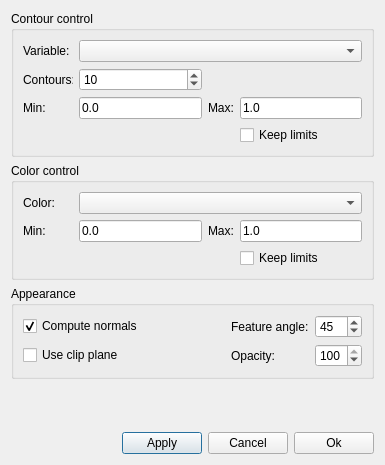
The window that ElmerGUI/vtkpost/isosurface.ui (tehnick/elmerfem) describes before a commit, drawn with Qt 5.
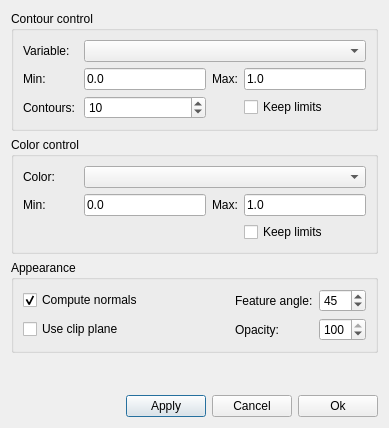
The same window after the commit. Icons and pictures are not drawn.

The edit to the form file:
```diff
--- a/ElmerGUI/vtkpost/isosurface.ui
+++ b/ElmerGUI/vtkpost/isosurface.ui
@@ -6,7 +6,7 @@
     <x>0</x>
     <y>0</y>
     <width>385</width>
-    <height>465</height>
+    <height>428</height>
    </rect>
   </property>
   <property name="windowTitle" >
@@ -25,7 +25,7 @@
          <widget class="QLabel" name="variableLabel" >
           <property name="minimumSize" >
            <size>
-            <width>50</width>
+            <width>55</width>
             <height>0</height>
            </size>
           </property>
@@ -61,10 +61,56 @@
       <item>
        <layout class="QGridLayout" >
         <item row="0" column="0" >
+         <widget class="QLabel" name="contoursMinLabel" >
+          <property name="text" >
+           <string>Min:</string>
+          </property>
+         </widget>
+        </item>
+        <item row="0" column="1" >
+         <widget class="QLineEdit" name="contoursMinEdit" >
+          <property name="maximumSize" >
+           <size>
+            <width>16777215</width>
+            <height>24</height>
+           </size>
+          </property>
+          <property name="text" >
+           <string>0.0</string>
+          </property>
+         </widget>
+        </item>
+        <item row="0" column="2" >
+         <widget class="QLabel" name="contoursMaxLabel" >
+          <property name="text" >
+           <string>Max:</string>
+          </property>
+         </widget>
+        </item>
+        <item row="0" column="3" >
+         <widget class="QLineEdit" name="contoursMaxEdit" >
+          <property name="maximumSize" >
+           <size>
+            <width>16777215</width>
+            <height>24</height>
+           </size>
+          </property>
+          <property name="text" >
+           <string>1.0</string>
+          </property>
+         </widget>
+        </item>
+        <item row="1" column="0" >
          <widget class="QLabel" name="contoursLabel" >
+          <property name="minimumSize" >
+           <size>
+            <width>55</width>
+            <height>0</height>
+           </size>
+          </property>
           <property name="maximumSize" >
            <size>
-            <width>50</width>
+            <width>16777215</width>
             <height>16777215</height>
            </size>
           </property>
@@ -73,7 +119,7 @@
           </property>
          </widget>
         </item>
-        <item row="0" column="1" >
+        <item row="1" column="1" >
          <widget class="QSpinBox" name="contoursSpin" >
           <property name="maximumSize" >
            <size>
@@ -92,47 +138,7 @@
           </property>
          </widget>
         </item>
-        <item row="1" column="0" >
-         <widget class="QLabel" name="contoursMinLabel" >
-          <property name="text" >
-           <string>Min:</string>
-          </property>
-         </widget>
-        </item>
-        <item row="1" column="1" >
-         <widget class="QLineEdit" name="contoursMinEdit" >
-          <property name="maximumSize" >
-           <size>
-            <width>16777215</width>
-            <height>24</height>
-           </size>
-          </property>
-          <property name="text" >
-           <string>0.0</string>
-          </property>
-         </widget>
-        </item>
-        <item row="1" column="2" >
-         <widget class="QLabel" name="contoursMaxLabel" >
-          <property name="text" >
-           <string>Max:</string>
-          </property>
-         </widget>
-        </item>
         <item row="1" column="3" >
-         <widget class="QLineEdit" name="contoursMaxEdit" >
-          <property name="maximumSize" >
-           <size>
-            <width>16777215</width>
-            <height>24</height>
-           </size>
-          </property>
-          <property name="text" >
-           <string>1.0</string>
-          </property>
-         </widget>
-        </item>
-        <item row="2" column="3" >
          <widget class="QCheckBox" name="keepContourLimits" >
           <property name="text" >
            <string>Keep limits</string>
@@ -156,7 +162,7 @@
          <widget class="QLabel" name="colorLabel" >
           <property name="minimumSize" >
            <size>
-            <width>50</width>
+            <width>55</width>
             <height>0</height>
            </size>
           </property>
@@ -195,7 +201,7 @@
          <widget class="QLabel" name="colorMinLabel" >
           <property name="minimumSize" >
            <size>
-            <width>50</width>
+            <width>55</width>
             <height>0</height>
            </size>
           </property>
@@ -345,8 +351,8 @@
      </property>
      <property name="sizeHint" >
       <size>
-       <width>20</width>
-       <height>31</height>
+       <width>367</width>
+       <height>16</height>
       </size>
      </property>
     </spacer>
```
